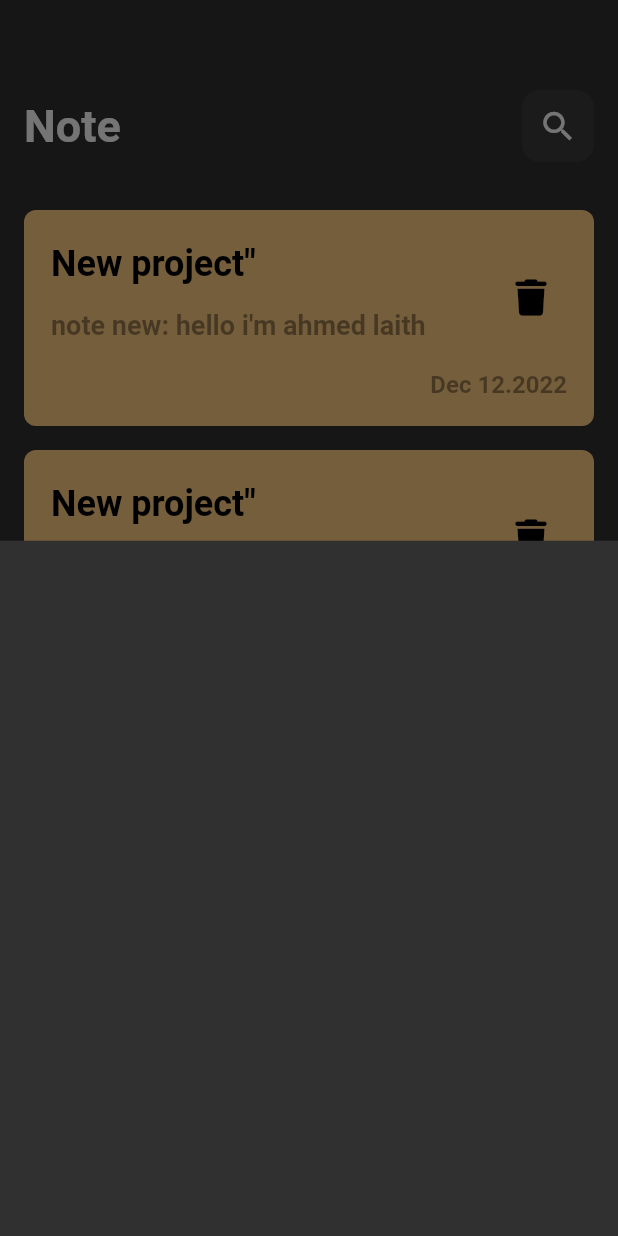
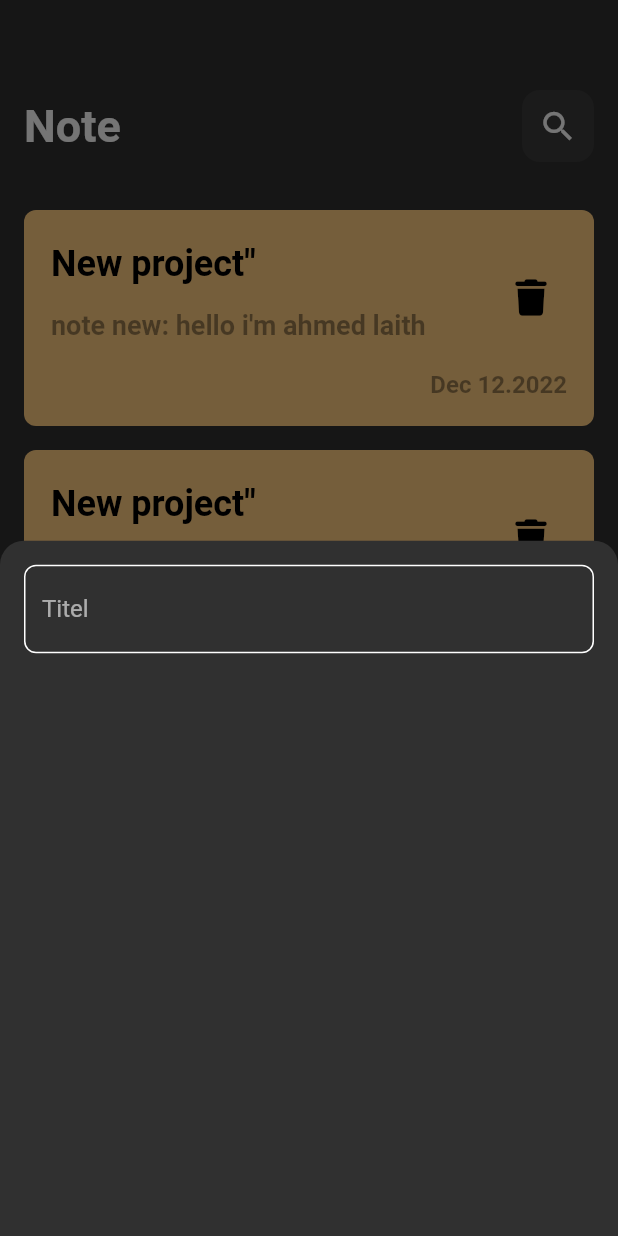
Before and after one commit to AhmedLAith1/NoteApp, a Flutter app: the screen it shows after launch, after a tap on the "add" icon, on a phone screen of 412 x 824 dp. Run offline on Flutter 3.47's test engine with Material 2 defaults, Android fonts, the phone set to English and light mode, and no system bars; our stand-ins replace font_awesome_flutter.

Commit message:
add TextField

```diff
--- /dev/null
+++ b/lib/constans.dart
@@ -0,0 +1,3 @@
+import 'package:flutter/animation.dart';
+
+const kPrimaryColor = Color(0xFF41BB9E);
--- a/lib/views/notes_view.dart
+++ b/lib/views/notes_view.dart
@@ -1,4 +1,5 @@
 import 'package:flutter/material.dart';
+import 'package:note_app/constans.dart';
 import 'package:note_app/views/widgets/add_note_bottom_sheet.dart';
 
 import 'package:note_app/views/widgets/notes_view_body.dart';
@@ -12,6 +13,11 @@ class NotesView extends StatelessWidget {
       floatingActionButton: FloatingActionButton(
         onPressed: () {
           showModalBottomSheet(
+              shape: const RoundedRectangleBorder(
+                borderRadius: BorderRadius.only(
+                    topLeft: Radius.circular(16),
+                    topRight: Radius.circular(16)),
+              ),
               context: context,
               builder: (context) {
                 return AddNoteBottomSheet();
@@ -21,7 +27,7 @@ class NotesView extends StatelessWidget {
           Icons.add,
           color: Colors.white,
         ),
-        backgroundColor: const Color(0xFF363333),
+        backgroundColor: kPrimaryColor,
       ),
       body: const NotesViewBody(),
     );
--- a/lib/views/widgets/add_note_bottom_sheet.dart
+++ b/lib/views/widgets/add_note_bottom_sheet.dart
@@ -1,10 +1,20 @@
 import 'package:flutter/cupertino.dart';
+import 'package:note_app/views/widgets/custom_text_field.dart';
 
 class AddNoteBottomSheet extends StatelessWidget {
   const AddNoteBottomSheet({super.key});
 
   @override
   Widget build(BuildContext context) {
-    return Container();
+    return Column(
+      children: [
+        Container(
+          child: Padding(
+            padding: const EdgeInsets.only(top: 16.0, left: 16, right: 16),
+            child: CustomTextField(),
+          ),
+        ),
+      ],
+    );
   }
 }
--- /dev/null
+++ b/lib/views/widgets/custom_text_field.dart
@@ -0,0 +1,27 @@
+import 'package:flutter/material.dart';
+import 'package:flutter/src/widgets/container.dart';
+import 'package:flutter/src/widgets/framework.dart';
+import 'package:note_app/constans.dart';
+
+class CustomTextField extends StatelessWidget {
+  const CustomTextField({super.key});
+
+  @override
+  Widget build(BuildContext context) {
+    return TextField(
+      cursorColor: kPrimaryColor,
+      decoration: InputDecoration(
+        hintText: 'Titel',
+        border: buildborder(),
+        enabledBorder: buildborder(),
+        focusedBorder: buildborder(kPrimaryColor),
+      ),
+    );
+  }
+}
+
+OutlineInputBorder buildborder([color]) {
+  return OutlineInputBorder(
+      borderRadius: BorderRadius.circular(8),
+      borderSide: BorderSide(color: color ?? Colors.white));
+}
```
